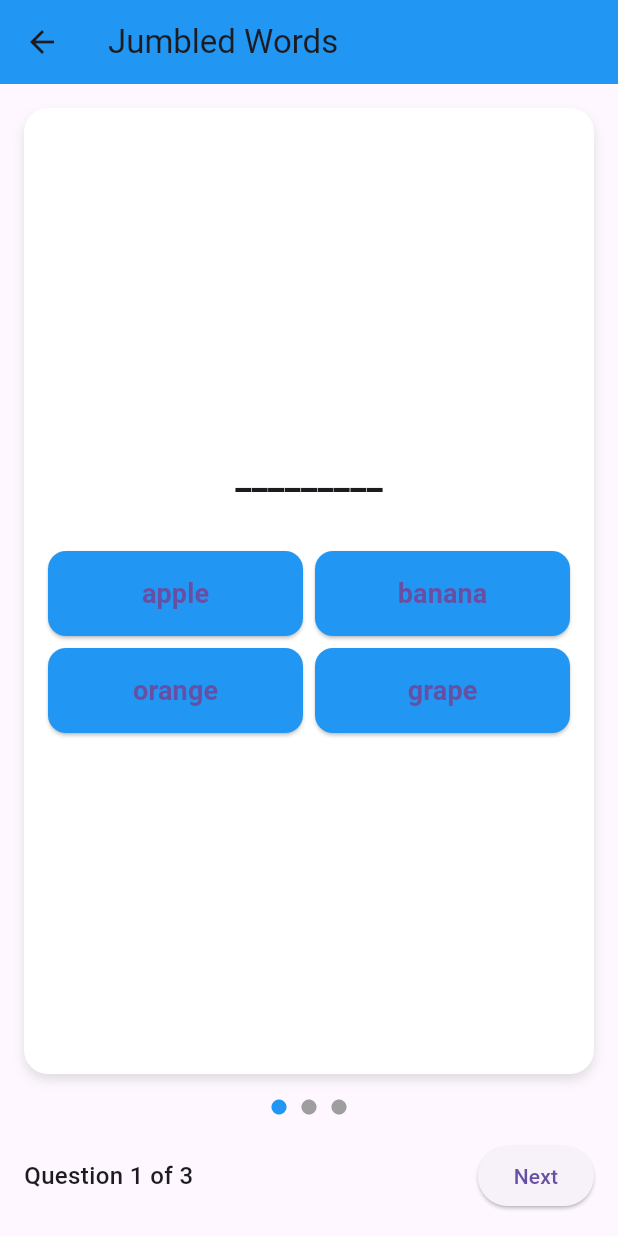
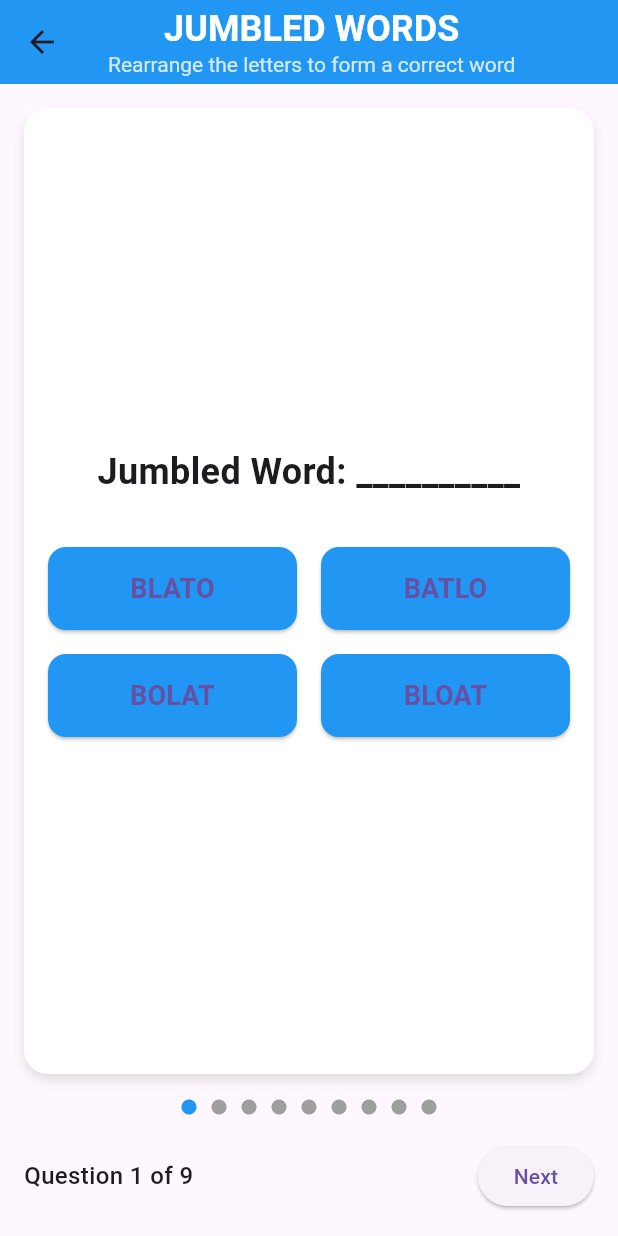
Before and after one commit to shiva396/learn-it, a Flutter app: the JumbledWordsPage screen opened by its route, on a phone screen of 412 x 824 dp. Run offline on Flutter 3.47's test engine with Material 3 defaults, Android fonts, the light colour scheme and no system bars; our stand-ins replace firebase_core, shared_preferences, shimmer, video_player; accounts and stored records are empty.

Commit message:
feat : jumbled words

```diff
--- a/lib/data/excercises/arithmetic_word_problems_data.dart
+++ b/lib/data/excercises/arithmetic_word_problems_data.dart
@@ -1,5 +1,14 @@
 final List<Map<String, dynamic>> arithmeticWordProblemsData = [
-  {'question': 'If you have 2 apples and buy 3 more, how many do you have?', 'answer': 5},
-  {'question': 'A car travels 60 km in 2 hours. What is the speed?', 'answer': 30},
-  {'question': 'If a book costs \$5 and you buy 4, how much do you spend?', 'answer': 20},
+  {
+    'question': 'If you have 2 apples and buy 3 more, how many do you have?',
+    'answer': 5,
+  },
+  {
+    'question': 'A car travels 60 km in 2 hours. What is the speed?',
+    'answer': 30,
+  },
+  {
+    'question': 'If a book costs \$5 and you buy 4, how much do you spend?',
+    'answer': 20,
+  },
 ];
--- a/lib/data/excercises/jumbled_words_data.dart
+++ b/lib/data/excercises/jumbled_words_data.dart
@@ -1,17 +1,70 @@
-const List<Map<String, dynamic>> jumbledWordsData = [
-  {
-    'question': 'elppa',
-    'answer': 'apple',
-    'options': ['apple', 'banana', 'orange', 'grape'],
-  },
-  {
-    'question': 'naaban',
-    'answer': 'banana',
-    'options': ['apple', 'banana', 'orange', 'grape'],
-  },
-  {
-    'question': 'egnaro',
-    'answer': 'orange',
-    'options': ['apple', 'banana', 'orange', 'grape'],
-  },
+class JumbledWordQuestion {
+  final String id;
+  final String questionLabel;
+  final List<String> options;
+  final int correctIndex;
+
+  JumbledWordQuestion({
+    required this.id,
+    required this.questionLabel,
+    required this.options,
+    required this.correctIndex,
+  });
+}
+
+final List<JumbledWordQuestion> jumbledQuestions = [
+  JumbledWordQuestion(
+    id: '1',
+    questionLabel: 'Jumbled Word: __________',
+    options: ['BLATO', 'BATLO', 'BOLAT', 'BLOAT'],
+    correctIndex: 3,
+  ),
+  JumbledWordQuestion(
+    id: '2',
+    questionLabel: 'Jumbled Word: __________',
+    options: ['KYE', 'KEY', 'EKY', 'YKE'],
+    correctIndex: 1,
+  ),
+  JumbledWordQuestion(
+    id: '3',
+    questionLabel: 'Jumbled Word: __________',
+    options: ['SIDE', 'DISE', 'ISDE', 'ESDI'],
+    correctIndex: 0,
+  ),
+  JumbledWordQuestion(
+    id: '4',
+    questionLabel: 'Jumbled Word: __________',
+    options: ['PEACH', 'AHCPE', 'CAPHE', 'HCAEP'],
+    correctIndex: 0,
+  ),
+  JumbledWordQuestion(
+    id: '5',
+    questionLabel: 'Jumbled Word: _____________',
+    options: ['COLOUR', 'RUCOLO', 'OCULOR', 'LORUCO'],
+    correctIndex: 0,
+  ),
+  JumbledWordQuestion(
+    id: '6',
+    questionLabel: 'Jumbled Word: ____________',
+    options: ['PYRAMID', 'DRIPAMY', 'MAYIDRP', 'MIRYPAD'],
+    correctIndex: 0,
+  ),
+  JumbledWordQuestion(
+    id: '7',
+    questionLabel: 'Jumbled Word: ______________',
+    options: ['ROWND', 'WORDN', 'DROWN', 'WDRON'],
+    correctIndex: 2,
+  ),
+  JumbledWordQuestion(
+    id: '8',
+    questionLabel: 'Jumbled Word: _____________',
+    options: ['HOBBY', 'BYOHB', 'BYOHB', 'BOYHB'],
+    correctIndex: 0,
+  ),
+  JumbledWordQuestion(
+    id: '9',
+    questionLabel: 'Jumbled Word: _____________',
+    options: ['CBALK', 'BKCAL', 'CBLAK', 'BLACK'],
+    correctIndex: 3,
+  ),
 ];
--- a/lib/data/excercises/number_series_data.dart
+++ b/lib/data/excercises/number_series_data.dart
@@ -1,5 +1,14 @@
 const List<Map<String, dynamic>> numberSeriesData = [
-  {'series': [2, 4, 6, 8, '?'], 'answer': 10},
-  {'series': [1, 1, 2, 3, 5, '?'], 'answer': 8},
-  {'series': [10, 20, 30, 40, '?'], 'answer': 50},
+  {
+    'series': [2, 4, 6, 8, '?'],
+    'answer': 10,
+  },
+  {
+    'series': [1, 1, 2, 3, 5, '?'],
+    'answer': 8,
+  },
+  {
+    'series': [10, 20, 30, 40, '?'],
+    'answer': 50,
+  },
 ];
--- a/lib/data/excercises/odd_one_out_data.dart
+++ b/lib/data/excercises/odd_one_out_data.dart
@@ -1,5 +1,14 @@
 const List<Map<String, dynamic>> oddOneOutData = [
-  {'options': ['cat', 'dog', 'car', 'mouse'], 'answer': 'car'},
-  {'options': ['apple', 'banana', 'grape', 'chair'], 'answer': 'chair'},
-  {'options': ['red', 'blue', 'green', 'table'], 'answer': 'table'},
+  {
+    'options': ['cat', 'dog', 'car', 'mouse'],
+    'answer': 'car',
+  },
+  {
+    'options': ['apple', 'banana', 'grape', 'chair'],
+    'answer': 'chair',
+  },
+  {
+    'options': ['red', 'blue', 'green', 'table'],
+    'answer': 'table',
+  },
 ];
--- a/lib/ui/organisms/pages/excercises/analogies_page.dart
+++ b/lib/ui/organisms/pages/excercises/analogies_page.dart
@@ -10,9 +10,7 @@ class AnalogiesPage extends StatelessWidget {
         title: const Text('Analogies'),
         backgroundColor: Colors.blue,
       ),
-      body: const Center(
-        child: Text('Analogies Content Here'),
-      ),
+      body: const Center(child: Text('Analogies Content Here')),
     );
   }
 }
--- a/lib/ui/organisms/pages/excercises/arithmetic_word_problems_page.dart
+++ b/lib/ui/organisms/pages/excercises/arithmetic_word_problems_page.dart
@@ -10,9 +10,7 @@ class ArithmeticWordProblemsPage extends StatelessWidget {
         title: const Text('Arithmetic Word Problems'),
         backgroundColor: Colors.blue,
       ),
-      body: const Center(
-        child: Text('Arithmetic Word Problems Content Here'),
-      ),
+      body: const Center(child: Text('Arithmetic Word Problems Content Here')),
     );
   }
 }
--- a/lib/ui/organisms/pages/excercises/image_based_questions_page.dart
+++ b/lib/ui/organisms/pages/excercises/image_based_questions_page.dart
@@ -10,9 +10,7 @@ class ImageBasedQuestionsPage extends StatelessWidget {
         title: const Text('Image-Based Questions'),
         backgroundColor: Colors.blue,
       ),
-      body: const Center(
-        child: Text('Image-Based Questions Content Here'),
-      ),
+      body: const Center(child: Text('Image-Based Questions Content Here')),
     );
   }
 }
--- a/lib/ui/organisms/pages/excercises/jumbled_words_page.dart
+++ b/lib/ui/organisms/pages/excercises/jumbled_words_page.dart
@@ -10,18 +10,37 @@ class JumbledWordsPage extends StatefulWidget {
 
 class _JumbledWordsPageState extends State<JumbledWordsPage> {
   int currentQuestionIndex = 0;
-  String? selectedAnswer;
-  bool? isCorrect;
+  int? selectedOptionIndex;
 
   @override
   Widget build(BuildContext context) {
-    final question = jumbledWordsData[currentQuestionIndex];
-    final totalQuestions = jumbledWordsData.length;
+    final question = jumbledQuestions[currentQuestionIndex];
+    final totalQuestions = jumbledQuestions.length;
 
     return Scaffold(
       appBar: AppBar(
-        title: const Text('Jumbled Words'),
         backgroundColor: Colors.blue,
+        elevation: 0,
+        title: Column(
+          children: [
+            Text(
+              'JUMBLED WORDS',
+              style: const TextStyle(
+                color: Colors.white,
+                fontSize: 24,
+                fontWeight: FontWeight.bold,
+              ),
+            ),
+            Text(
+              'Rearrange the letters to form a correct word',
+              style: TextStyle(
+                color: Colors.white.withOpacity(0.8),
+                fontSize: 14,
+              ),
+            ),
+          ],
+        ),
+        centerTitle: true,
       ),
       body: Padding(
         padding: const EdgeInsets.all(16.0),
@@ -29,12 +48,12 @@ class _JumbledWordsPageState extends State<JumbledWordsPage> {
           crossAxisAlignment: CrossAxisAlignment.stretch,
           children: [
             Expanded(
-              child: AnimatedContainer(
-                duration: const Duration(milliseconds: 300),
+              child: Container(
                 decoration: BoxDecoration(
-                  color: isCorrect == null
+                  color:
+                      selectedOptionIndex == null
                           ? Colors.white
-                      : isCorrect == true
+                          : selectedOptionIndex == question.correctIndex
                           ? Colors.green.shade100
                           : Colors.red.shade100,
                   borderRadius: BorderRadius.circular(16.0),
@@ -50,9 +69,13 @@ class _JumbledWordsPageState extends State<JumbledWordsPage> {
                   padding: const EdgeInsets.all(16.0),
                   child: Column(
                     mainAxisAlignment: MainAxisAlignment.center,
+                    crossAxisAlignment: CrossAxisAlignment.center,
                     children: [
                       Text(
-                        selectedAnswer ?? '_________',
+                        selectedOptionIndex == null
+                            ? question.questionLabel
+                            : question.options[selectedOptionIndex!],
+                        textAlign: TextAlign.center,
                         style: const TextStyle(
                           fontSize: 24.0,
                           fontWeight: FontWeight.bold,
@@ -65,34 +88,38 @@ class _JumbledWordsPageState extends State<JumbledWordsPage> {
                         gridDelegate:
                             const SliverGridDelegateWithFixedCrossAxisCount(
                               crossAxisCount: 2,
-                          mainAxisSpacing: 8.0,
-                          crossAxisSpacing: 8.0,
+                              mainAxisSpacing: 16.0,
+                              crossAxisSpacing: 16.0,
                               childAspectRatio: 3,
                             ),
-                        itemCount: question['options']?.length ?? 0,
+                        itemCount: question.options.length,
                         itemBuilder: (context, index) {
-                          final option = question['options']![index];
                           return ElevatedButton(
                             style: ElevatedButton.styleFrom(
                               shape: RoundedRectangleBorder(
                                 borderRadius: BorderRadius.circular(12.0),
                               ),
-                              backgroundColor: selectedAnswer == option
-                                  ? (isCorrect == true
+                              backgroundColor:
+                                  selectedOptionIndex == index
+                                      ? (index == question.correctIndex
                                           ? Colors.green
                                           : Colors.red)
                                       : Colors.blue,
+                              padding: const EdgeInsets.symmetric(
+                                vertical: 12.0,
                               ),
-                            onPressed: selectedAnswer == null
+                            ),
+                            onPressed:
+                                selectedOptionIndex == null
                                     ? () {
                                       setState(() {
-                                      selectedAnswer = option;
-                                      isCorrect = option == question['answer'];
+                                        selectedOptionIndex = index;
                                       });
                                     }
                                     : null,
                             child: Text(
-                              option,
+                              question.options[index],
+                              textAlign: TextAlign.center,
                               style: const TextStyle(
                                 fontSize: 18.0,
                                 fontWeight: FontWeight.bold,
@@ -101,13 +128,14 @@ class _JumbledWordsPageState extends State<JumbledWordsPage> {
                           );
                         },
                       ),
-                      if (selectedAnswer != null)
+                      if (selectedOptionIndex != null)
                         Padding(
                           padding: const EdgeInsets.only(top: 16.0),
                           child: Text(
-                            isCorrect == true
+                            selectedOptionIndex == question.correctIndex
                                 ? '✅ Well done!'
-                                : '❌ Correct Answer: ${question['answer']}',
+                                : '❌ Correct Answer: ${question.options[question.correctIndex]}',
+                            textAlign: TextAlign.center,
                             style: const TextStyle(
                               fontSize: 16.0,
                               fontWeight: FontWeight.w500,
@@ -129,7 +157,8 @@ class _JumbledWordsPageState extends State<JumbledWordsPage> {
                   child: Icon(
                     Icons.circle,
                     size: 12.0,
-                    color: index == currentQuestionIndex
+                    color:
+                        index == currentQuestionIndex
                             ? Colors.blue
                             : Colors.grey,
                   ),
@@ -148,12 +177,12 @@ class _JumbledWordsPageState extends State<JumbledWordsPage> {
                   ),
                 ),
                 ElevatedButton(
-                  onPressed: currentQuestionIndex < totalQuestions - 1
+                  onPressed:
+                      currentQuestionIndex < totalQuestions - 1
                           ? () {
                             setState(() {
                               currentQuestionIndex++;
-                            selectedAnswer = null;
-                            isCorrect = null;
+                              selectedOptionIndex = null;
                             });
                           }
                           : null,
--- a/lib/ui/organisms/pages/excercises/number_series_page.dart
+++ b/lib/ui/organisms/pages/excercises/number_series_page.dart
@@ -10,9 +10,7 @@ class NumberSeriesPage extends StatelessWidget {
         title: const Text('Number Series'),
         backgroundColor: Colors.blue,
       ),
-      body: const Center(
-        child: Text('Number Series Content Here'),
-      ),
+      body: const Center(child: Text('Number Series Content Here')),
     );
   }
 }
--- a/lib/ui/organisms/pages/excercises/odd_one_out_page.dart
+++ b/lib/ui/organisms/pages/excercises/odd_one_out_page.dart
@@ -10,9 +10,7 @@ class OddOneOutPage extends StatelessWidget {
         title: const Text('Odd One Out'),
         backgroundColor: Colors.blue,
       ),
-      body: const Center(
-        child: Text('Odd One Out Content Here'),
-      ),
+      body: const Center(child: Text('Odd One Out Content Here')),
     );
   }
 }
--- a/lib/ui/organisms/pages/excercises/vocabulary_definitions_page.dart
+++ b/lib/ui/organisms/pages/excercises/vocabulary_definitions_page.dart
@@ -10,9 +10,7 @@ class VocabularyDefinitionsPage extends StatelessWidget {
         title: const Text('Vocabulary & Definitions'),
         backgroundColor: Colors.blue,
       ),
-      body: const Center(
-        child: Text('Vocabulary & Definitions Content Here'),
-      ),
+      body: const Center(child: Text('Vocabulary & Definitions Content Here')),
     );
   }
 }
```
Also changed, not shown: lib/routes.dart (+6 -7 lines), lib/ui/organisms/pages/excercises/excercises_page.dart (+12 -3 lines). Lines whose indentation alone changed are shown as unchanged.
